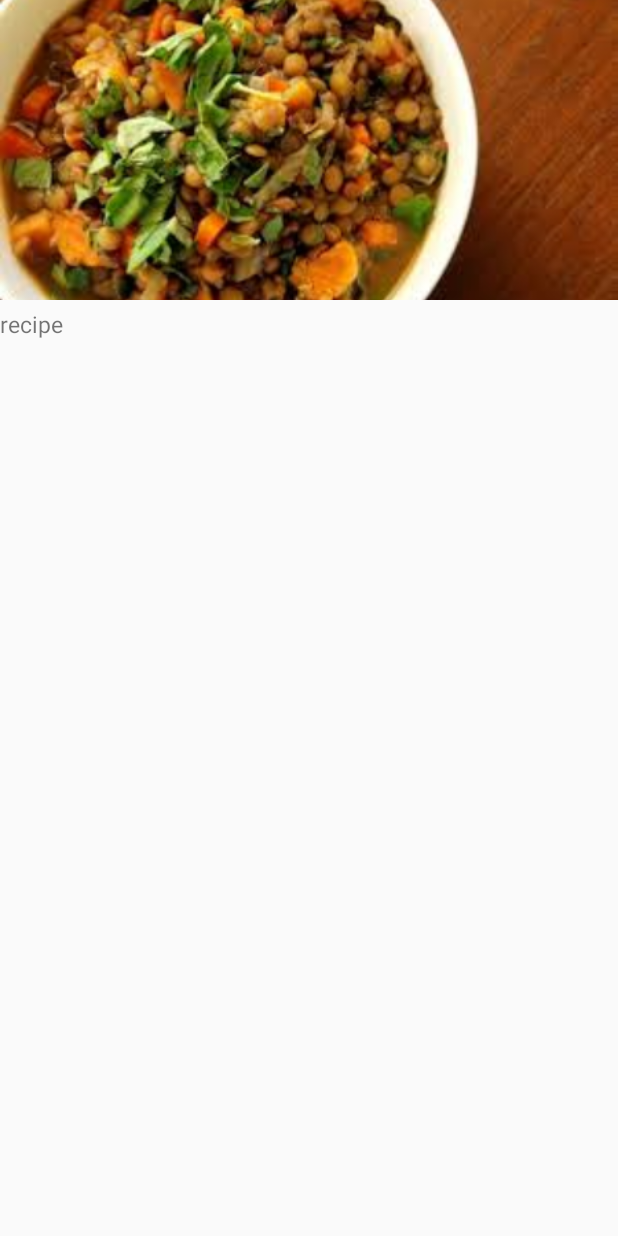
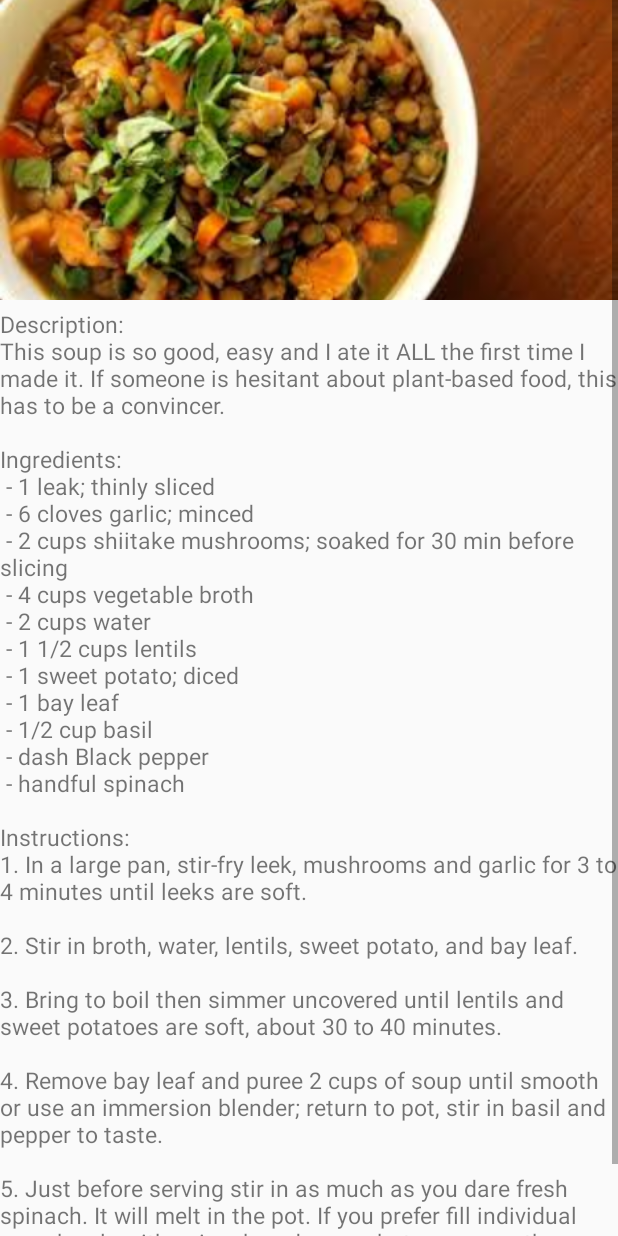
Before and after one commit to Aaron-Cartier/731Assignment5, an Android app: the layout sweet_potato_and_lentil_soup.xml on its own in the app's theme, with its tools: preview values and no code run, on a phone screen of 412 x 824 dp. Run offline under Robolectric (Android 15) with nearby library versions, the phone set to English and light mode, and no system bars.

Commit message:
commit - 7 : filled out the 3rd recipe xmp layout, sweet_potato_and_lentil_soup.xml

```diff
--- a/app/src/main/res/layout/mango_lime_bean_salad.xml
+++ b/app/src/main/res/layout/mango_lime_bean_salad.xml
@@ -29,7 +29,7 @@
                 android:layout_width="match_parent"
                 android:layout_height="wrap_content"
                 android:layout_marginTop="5dp"
-                android:text="Description:\nEveryone loves this, so double or even triple the recipe! It vanishes in a flash, and also works well as a salsa. It really is our all-time favourite summer salad.\n\nIngredients:\n - 2 medium or 3 Ataulfo mango, chopped\n - 1 large tomato, chopped\n - 1 large bell pepper, chopped\n - 1 cup corn, cooked or frozen (thawed)\n - 15 – 19 oz can black beans, rinsed and drained\n - 1/2 cup cilantro, finely chopped\n - 2 tbsp red onion, minced\n - 2 tbsp olive oil, extra virgin\n - 1 lime, juice of\n - 2 tsp cumin, ground\n - 1/2 tsp salt\n - red chili pepper flakes, to taste\n\nInstructions:\n1. In a large bowl, add mango, tomato, bell pepper, corn, black beans, cilantro, onion, olive oil, lime juice, cumin, salt, hot pepper flakes.\n\n2. Gently stir to combine. If you have time, allow flavors to marry each other in the fridge for a few hours.\n\n3. Serve cold with cilantro lime chicken, grilled salmon or add cooked quinoa to make it one complete meal."
+                android:text="Description:\nEveryone loves this, so double or even triple the recipe! It vanishes in a flash, and also works well as a salsa. It really is our all-time favourite summer salad.\n\nIngredients:\n - 2 medium or 3 Ataulfo mango, chopped\n - 1 large tomato, chopped\n - 1 large bell pepper, chopped\n - 1 cup corn, cooked or frozen (thawed)\n - 15 – 19 oz can black beans, rinsed and drained\n - 1/2 cup cilantro, finely chopped\n - 2 tbsp red onion, minced\n - 2 tbsp olive oil, extra virgin\n - 1 lime, juice of\n - 2 tsp cumin, ground\n - 1/2 tsp salt\n - red chili pepper flakes, to taste\n\nInstructions:\n1. In a large bowl, add mango, tomato, bell pepper, corn, black beans, cilantro, onion, olive oil, lime juice, cumin, salt, hot pepper flakes.\n\n2. Gently stir to combine. If you have time, allow flavors to marry each other in the fridge for a few hours.\n\n3. Serve cold with cilantro lime chicken, grilled salmon or add cooked quinoa to make it one complete meal.\n"
                 android:textSize="15sp" />
         </LinearLayout>
     </ScrollView>
--- a/app/src/main/res/layout/sweet_potato_and_lentil_soup.xml
+++ b/app/src/main/res/layout/sweet_potato_and_lentil_soup.xml
@@ -29,7 +29,7 @@
                 android:layout_width="match_parent"
                 android:layout_height="wrap_content"
                 android:layout_marginTop="5dp"
-                android:text="recipe"
+                android:text="Description:\nThis soup is so good, easy and I ate it ALL the first time I made it. If someone is hesitant about plant-based food, this has to be a convincer.\n\nIngredients:\n - 1 leak; thinly sliced\n - 6 cloves garlic; minced\n - 2 cups shiitake mushrooms; soaked for 30 min before slicing\n - 4 cups vegetable broth\n - 2 cups water\n - 1 1/2 cups lentils\n - 1 sweet potato; diced\n - 1 bay leaf\n - 1/2 cup basil\n - dash Black pepper\n - handful spinach\n\nInstructions:\n1. In a large pan, stir-fry leek, mushrooms and garlic for 3 to 4 minutes until leeks are soft.\n\n2. Stir in broth, water, lentils, sweet potato, and bay leaf.\n\n3. Bring to boil then simmer uncovered until lentils and sweet potatoes are soft, about 30 to 40 minutes.\n\n4. Remove bay leaf and puree 2 cups of soup until smooth or use an immersion blender; return to pot, stir in basil and pepper to taste.\n\n5. Just before serving stir in as much as you dare fresh spinach. It will melt in the pot. If you prefer fill individual soup bowls with spinach and spoon hot soup over the spinach. Top with a sprinkle of more fresh basil.\n"
                 android:textSize="15sp" />
         </LinearLayout>
     </ScrollView>
```
Also changed, not shown: app/src/main/res/layout/kale_lemon_sandwiches.xml (+1 -1 lines).
